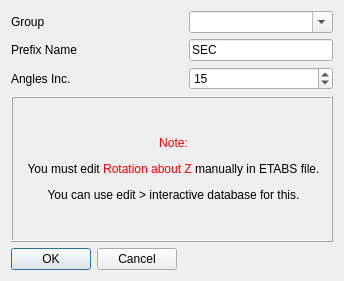
Qt form applications/cfactor/widgets/define/create_section_cuts.ui (ebrahimraeyat/civilTools) before a commit.
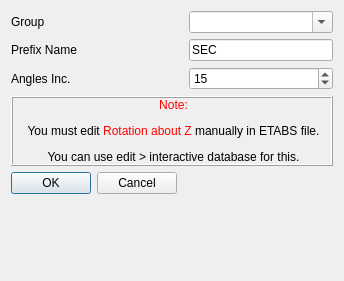
The same form after that commit. Icons and pictures are not drawn.

What changed in the file:
```diff
--- a/applications/cfactor/widgets/define/create_section_cuts.ui
+++ b/applications/cfactor/widgets/define/create_section_cuts.ui
@@ -98,6 +98,19 @@
      </property>
     </widget>
    </item>
+   <item row="8" column="0" colspan="2">
+    <spacer name="verticalSpacer">
+     <property name="orientation">
+      <enum>Qt::Vertical</enum>
+     </property>
+     <property name="sizeHint" stdset="0">
+      <size>
+       <width>20</width>
+       <height>40</height>
+      </size>
+     </property>
+    </spacer>
+   </item>
   </layout>
  </widget>
  <resources>
```
Left out of the diff: 36 changed lines with no effect on the pictures.
